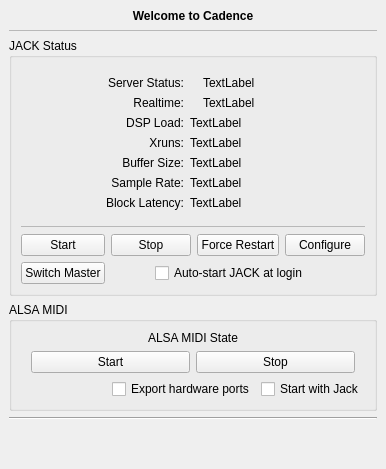
The window that resources/ui/cadence.ui (falkTX/j2sc) describes before a commit, drawn with Qt 5.
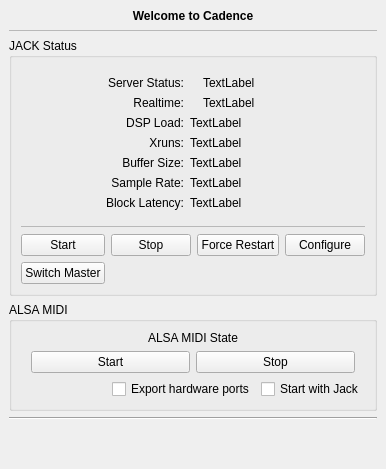
The same window after the commit. Icons and pictures are not drawn.

What changed in the file:
```diff
--- a/resources/ui/cadence.ui
+++ b/resources/ui/cadence.ui
@@ -332,13 +332,6 @@
              </property>
             </spacer>
            </item>
-           <item row="1" column="2" colspan="4">
-            <widget class="QCheckBox" name="cb_jack_autostart">
-             <property name="text">
-              <string>Auto-start JACK at login</string>
-             </property>
-            </widget>
-           </item>
           </layout>
          </item>
         </layout>
```
